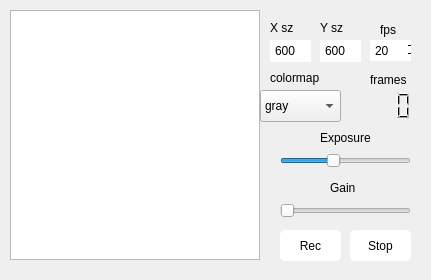
This is Imager/form.ui in ef-lab/Experiments as Qt 5 draws it before an edit. The edited form follows.
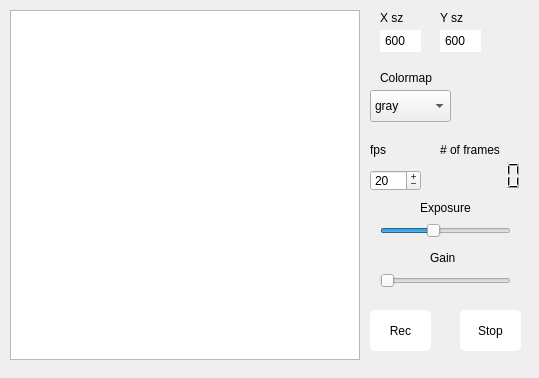
This is the edited form.

Commit message: correct aravis exposure settings + ui improvements

Patch:
```diff
--- a/Imager/form.ui
+++ b/Imager/form.ui
@@ -12,8 +12,8 @@
    <rect>
     <x>0</x>
     <y>0</y>
-    <width>431</width>
-    <height>280</height>
+    <width>539</width>
+    <height>378</height>
    </rect>
   </property>
   <property name="windowTitle">
@@ -22,10 +22,10 @@
   <widget class="QPushButton" name="rec_button">
    <property name="geometry">
     <rect>
-     <x>280</x>
-     <y>230</y>
+     <x>370</x>
+     <y>310</y>
      <width>61</width>
-     <height>31</height>
+     <height>41</height>
     </rect>
    </property>
    <property name="styleSheet">
@@ -38,10 +38,10 @@
   <widget class="QPushButton" name="stop_button">
    <property name="geometry">
     <rect>
-     <x>350</x>
-     <y>230</y>
+     <x>460</x>
+     <y>310</y>
      <width>61</width>
-     <height>31</height>
+     <height>41</height>
     </rect>
    </property>
    <property name="styleSheet">
@@ -55,8 +55,8 @@
    <property name="geometry">
     <rect>
      <x>370</x>
-     <y>40</y>
-     <width>41</width>
+     <y>170</y>
+     <width>51</width>
      <height>21</height>
     </rect>
    </property>
@@ -64,8 +64,7 @@
     <bool>true</bool>
    </property>
    <property name="styleSheet">
-    <string notr="true">QSpinBox::up-button { width: 0px; }
-QSpinBox::down-button { width: 0px; }</string>
+    <string notr="true"/>
    </property>
    <property name="frame">
     <bool>true</bool>
@@ -77,7 +76,7 @@
     <number>5</number>
    </property>
    <property name="maximum">
-    <number>60</number>
+    <number>50</number>
    </property>
    <property name="singleStep">
     <number>5</number>
@@ -89,7 +88,7 @@
   <widget class="QComboBox" name="colormaps">
    <property name="geometry">
     <rect>
-     <x>260</x>
+     <x>370</x>
      <y>90</y>
      <width>81</width>
      <height>32</height>
@@ -109,8 +108,8 @@
   <widget class="QLabel" name="label_3">
    <property name="geometry">
     <rect>
-     <x>380</x>
-     <y>20</y>
+     <x>370</x>
+     <y>140</y>
      <width>41</width>
      <height>20</height>
     </rect>
@@ -122,8 +121,8 @@
   <widget class="QLCDNumber" name="frames">
    <property name="geometry">
     <rect>
-     <x>330</x>
-     <y>90</y>
+     <x>440</x>
+     <y>160</y>
      <width>91</width>
      <height>31</height>
     </rect>
@@ -149,16 +148,16 @@
     <rect>
      <x>10</x>
      <y>10</y>
-     <width>250</width>
-     <height>250</height>
+     <width>350</width>
+     <height>350</height>
     </rect>
    </property>
   </widget>
   <widget class="QSpinBox" name="X_sz">
    <property name="geometry">
     <rect>
-     <x>270</x>
-     <y>40</y>
+     <x>380</x>
+     <y>30</y>
      <width>41</width>
      <height>22</height>
     </rect>
@@ -177,21 +176,21 @@
   <widget class="QLabel" name="label_4">
    <property name="geometry">
     <rect>
-     <x>270</x>
+     <x>380</x>
      <y>70</y>
      <width>71</width>
      <height>16</height>
     </rect>
    </property>
    <property name="text">
-    <string>colormap</string>
+    <string>Colormap</string>
    </property>
   </widget>
   <widget class="QLabel" name="label_5">
    <property name="geometry">
     <rect>
-     <x>270</x>
-     <y>20</y>
+     <x>380</x>
+     <y>10</y>
      <width>41</width>
      <height>16</height>
     </rect>
@@ -203,8 +202,8 @@
   <widget class="QSlider" name="exposure_input">
    <property name="geometry">
     <rect>
-     <x>280</x>
-     <y>150</y>
+     <x>380</x>
+     <y>220</y>
      <width>131</width>
      <height>22</height>
     </rect>
@@ -222,8 +221,8 @@
   <widget class="QLabel" name="label_6">
    <property name="geometry">
     <rect>
-     <x>320</x>
-     <y>130</y>
+     <x>420</x>
+     <y>200</y>
      <width>71</width>
      <height>16</height>
     </rect>
@@ -235,8 +234,8 @@
   <widget class="QSpinBox" name="Y_sz">
    <property name="geometry">
     <rect>
-     <x>320</x>
-     <y>40</y>
+     <x>440</x>
+     <y>30</y>
      <width>41</width>
      <height>22</height>
     </rect>
@@ -255,8 +254,8 @@
   <widget class="QLabel" name="label_7">
    <property name="geometry">
     <rect>
-     <x>320</x>
-     <y>20</y>
+     <x>440</x>
+     <y>10</y>
      <width>41</width>
      <height>16</height>
     </rect>
@@ -268,8 +267,8 @@
   <widget class="QSlider" name="gain_input">
    <property name="geometry">
     <rect>
-     <x>280</x>
-     <y>200</y>
+     <x>380</x>
+     <y>270</y>
      <width>131</width>
      <height>22</height>
     </rect>
@@ -284,8 +283,8 @@
   <widget class="QLabel" name="label_8">
    <property name="geometry">
     <rect>
-     <x>330</x>
-     <y>180</y>
+     <x>430</x>
+     <y>250</y>
      <width>60</width>
      <height>16</height>
     </rect>
@@ -297,14 +296,14 @@
   <widget class="QLabel" name="label_9">
    <property name="geometry">
     <rect>
-     <x>370</x>
-     <y>70</y>
-     <width>51</width>
+     <x>440</x>
+     <y>140</y>
+     <width>81</width>
      <height>20</height>
     </rect>
    </property>
    <property name="text">
-    <string>frames</string>
+    <string># of frames</string>
    </property>
   </widget>
  </widget>
```
The commit also changes 2 other files.
